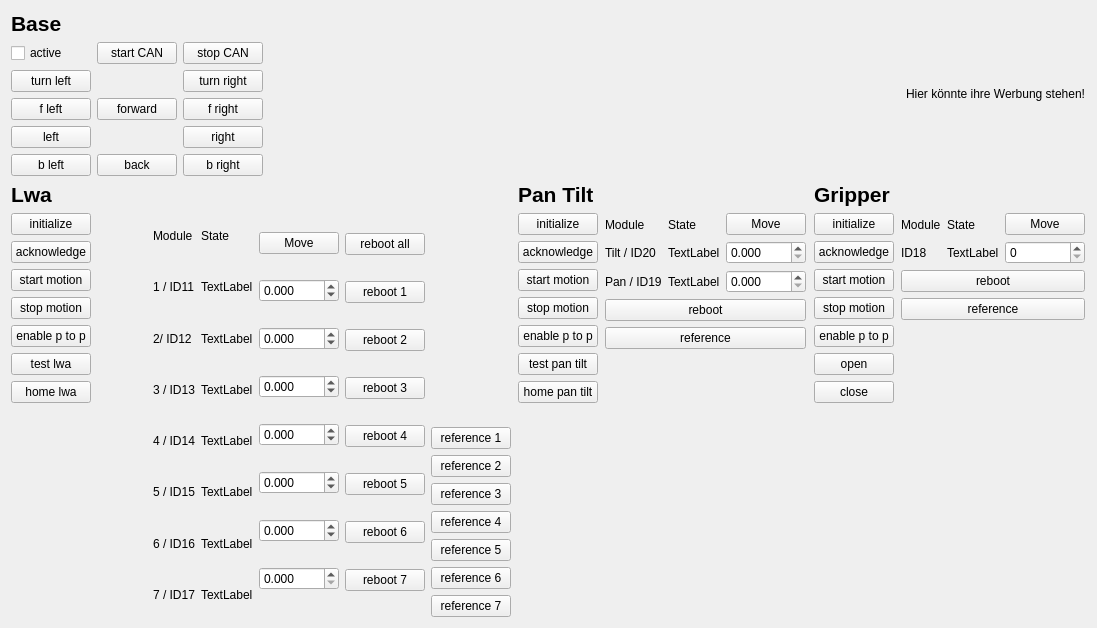
Before: the Qt Designer form omnirob_robin_rqt/resource/OmnirobDashboard.ui in robinJKU/omnirob_robin, drawn with Qt 5.
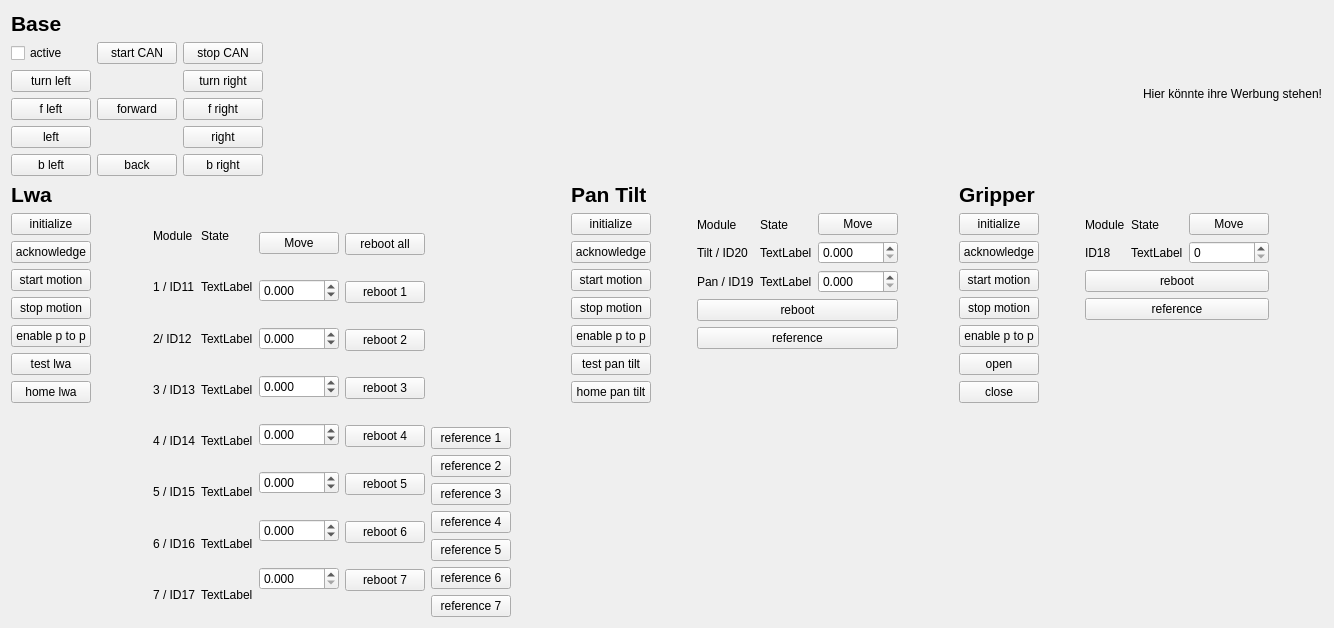
After: the same form once the commit is applied.

Commit message: omnirob_robin_rqt: Added lwa reboot services, changed base speed

What changed in the file:
```diff
--- a/omnirob_robin_rqt/resource/OmnirobDashboard.ui
+++ b/omnirob_robin_rqt/resource/OmnirobDashboard.ui
@@ -6,7 +6,7 @@
    <rect>
     <x>0</x>
     <y>0</y>
-    <width>1097</width>
+    <width>1334</width>
     <height>628</height>
    </rect>
   </property>
```
Left out of the diff: 46 changed lines with no effect on the pictures. The commit also changes 1 other file.
